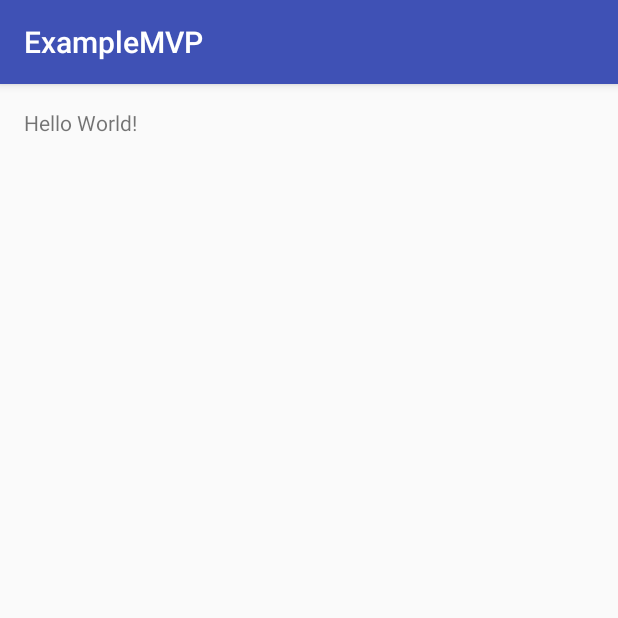
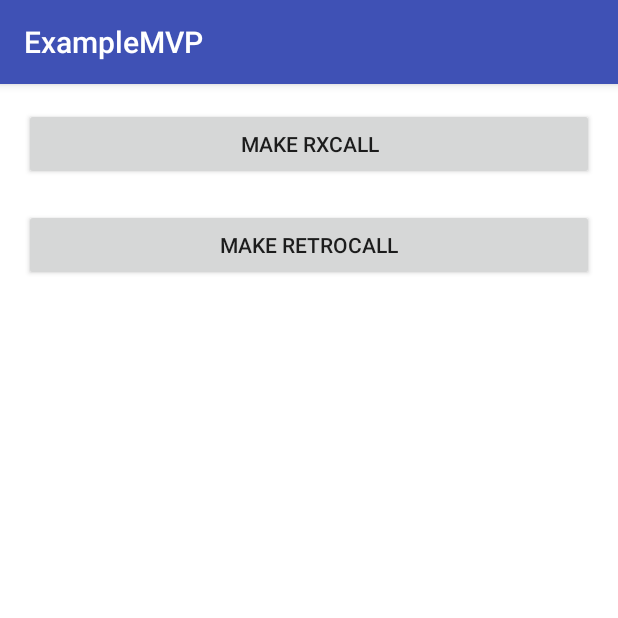
Before and after one commit to smedic/MvpExample, an Android app: the screen it shows after launch (MainActivity), on a phone screen of 412 x 824 dp, the top half of it. Run offline under Robolectric (Android 15) with nearby library versions, the phone set to English and light mode, and no system bars; libraries missing offline, so code that uses them is left out: retrofit2.adapter.rxjava, rx.android.schedulers, rx.schedulers; 3 statements that could not run were skipped.

Commit message:
Added network service for acquring example JSON Added Retrofit and RxJava

```diff
--- a/app/build.gradle
+++ b/app/build.gradle
@@ -26,4 +26,9 @@ dependencies {
     })
     compile 'com.android.support:appcompat-v7:25.1.1'
     testCompile 'junit:junit:4.12'
+
+    compile 'com.squareup.retrofit2:retrofit:2.2.0'
+    compile 'com.squareup.retrofit2:converter-gson:2.2.0'
+    compile 'com.squareup.retrofit2:adapter-rxjava:2.2.0'
+    compile 'io.reactivex:rxandroid:1.1.0'
 }
--- a/app/src/main/AndroidManifest.xml
+++ b/app/src/main/AndroidManifest.xml
@@ -2,7 +2,11 @@
 <manifest xmlns:android="http://schemas.android.com/apk/res/android"
     package="com.smedic.mvp">
 
+
+    <uses-permission android:name="android.permission.INTERNET" />
+
     <application
+        android:name=".RxApplication"
         android:allowBackup="true"
         android:icon="@mipmap/ic_launcher"
         android:label="@string/app_name"
--- a/app/src/main/java/com/smedic/mvp/ActivityView.java
+++ /dev/null
@@ -1,11 +0,0 @@
-package com.smedic.mvp;
-
-import java.util.List;
-
-/**
- * Created by Stevan Medic on 1.3.17..
- */
-
-public interface ActivityView {
-    void showResults(List<String> results);
-}
--- a/app/src/main/java/com/smedic/mvp/MainActivity.java
+++ b/app/src/main/java/com/smedic/mvp/MainActivity.java
@@ -3,13 +3,27 @@ package com.smedic.mvp;
 import android.os.Bundle;
 import android.support.v7.app.AppCompatActivity;
 import android.util.Log;
+import android.view.View;
+import android.widget.Button;
+import android.widget.ProgressBar;
+import android.widget.TextView;
 
-import java.util.List;
+import com.smedic.mvp.model.Employee;
+import com.smedic.mvp.model.EmployeesResponse;
 
-public class MainActivity extends AppCompatActivity implements ActivityView {
+import retrofit2.Response;
+
+public class MainActivity extends AppCompatActivity implements MainActivityView, View.OnClickListener {
 
     private static final String TAG = "SMEDIC MainActivity";
 
+    private static final String EXTRA_RX = "EXTRA_RX";
+
+    private Button rxCall, retroCall;
+    private TextView rxResponse, retroResponse;
+    private ProgressBar progressBar;
+    private NetworkService service;
+    private boolean rxCallInWorks = false;
     private Presenter presenter;
 
     @Override
@@ -17,12 +31,117 @@ public class MainActivity extends AppCompatActivity implements ActivityView {
         super.onCreate(savedInstanceState);
         setContentView(R.layout.activity_main);
 
-        presenter = new Presenter(this, new NetworkService());
-        presenter.loadResults();
+        rxCall = (Button) findViewById(R.id.rxCall);
+        retroCall = (Button) findViewById(R.id.retroCall);
+        rxResponse = (TextView) findViewById(R.id.rxResponse);
+        retroResponse = (TextView) findViewById(R.id.retroResponse);
+        progressBar = (ProgressBar) findViewById(R.id.progressBar);
+        rxCall.setOnClickListener(this);
+        retroCall.setOnClickListener(this);
+        service = ((RxApplication) getApplication()).getNetworkService();
+        presenter = new Presenter(this, service);
+        if (savedInstanceState != null) {
+            rxCallInWorks = savedInstanceState.getBoolean(EXTRA_RX);
+        }
+    }
+
+
+    @Override
+    protected void onResume() {
+        super.onResume();
+        if (rxCallInWorks)
+            presenter.loadRxData();
     }
 
     @Override
-    public void showResults(List<String> results) {
-        Log.d(TAG, "showResults: ");
+    protected void onPause() {
+        super.onPause();
+        presenter.rxUnSubscribe();
+
+    }
+
+    @Override
+    protected void onSaveInstanceState(Bundle outState) {
+        super.onSaveInstanceState(outState);
+        outState.putBoolean(EXTRA_RX, rxCallInWorks);
+    }
+
+    @Override
+    public void showRetroInProcess() {
+        retroResponse.setVisibility(View.INVISIBLE);
+        progressBar.setVisibility(View.VISIBLE);
+        retroCall.setEnabled(false);
+        rxCall.setEnabled(false);
+    }
+
+    @Override
+    public void showRetroFailure(Throwable throwable) {
+        Log.d(TAG, throwable.toString());
+        retroResponse.setText("ERROR");
+        retroResponse.setVisibility(View.VISIBLE);
+        retroCall.setEnabled(true);
+        rxCall.setEnabled(true);
+        progressBar.setVisibility(View.GONE);
+    }
+
+    @Override
+    public void showRetroResults(Response<EmployeesResponse> response) {
+        Log.d(TAG, "showRetroResults: ");
+        StringBuilder builder = new StringBuilder();
+        for (Employee employee : response.body().getEmployees()) {
+            builder.append(employee.toString());
+            builder.append("\n");
+        }
+        retroResponse.setText(builder.toString());
+        retroResponse.setVisibility(View.VISIBLE);
+        retroCall.setEnabled(true);
+        rxCall.setEnabled(true);
+        progressBar.setVisibility(View.GONE);
+    }
+
+    @Override
+    public void showRxInProcess() {
+        rxResponse.setVisibility(View.INVISIBLE);
+        progressBar.setVisibility(View.VISIBLE);
+        retroCall.setEnabled(false);
+        rxCall.setEnabled(false);
+    }
+
+    @Override
+    public void showRxResults(EmployeesResponse response) {
+        Log.d(TAG, "showRxResults: ");
+        StringBuilder builder = new StringBuilder();
+        for (Employee employee : response.getEmployees()) {
+            builder.append(employee.toString());
+            builder.append("\n");
+        }
+        rxResponse.setText(builder.toString());
+        rxResponse.setVisibility(View.VISIBLE);
+        rxCall.setEnabled(true);
+        retroCall.setEnabled(true);
+        progressBar.setVisibility(View.GONE);
+    }
+
+    @Override
+    public void showRxFailure(Throwable throwable) {
+        Log.d(TAG, throwable.toString());
+        rxResponse.setText("ERROR");
+        rxResponse.setVisibility(View.VISIBLE);
+        rxCall.setEnabled(true);
+        retroCall.setEnabled(true);
+        progressBar.setVisibility(View.GONE);
+    }
+
+    @Override
+    public void onClick(View view) {
+        switch (view.getId()) {
+            case R.id.retroCall:
+                presenter.loadRetroData();
+                break;
+            case R.id.rxCall:
+                rxCallInWorks = true;
+                presenter.loadRxData();
+                break;
+        }
     }
 }
--- /dev/null
+++ b/app/src/main/java/com/smedic/mvp/MainActivityView.java
@@ -0,0 +1,24 @@
+package com.smedic.mvp;
+
+import com.smedic.mvp.model.EmployeesResponse;
+
+import retrofit2.Response;
+
+/**
+ * Created by Stevan Medic on 1.3.17..
+ */
+
+public interface MainActivityView {
+
+    void showRetroInProcess();
+
+    void showRetroFailure(Throwable throwable);
+
+    void showRetroResults(Response<EmployeesResponse> response);
+
+    void showRxInProcess();
+
+    void showRxResults(EmployeesResponse response);
+
+    void showRxFailure(Throwable throwable);
+}
--- a/app/src/main/java/com/smedic/mvp/NetworkService.java
+++ b/app/src/main/java/com/smedic/mvp/NetworkService.java
@@ -1,9 +1,23 @@
 package com.smedic.mvp;
 
-import android.util.Log;
+import android.util.LruCache;
 
-import java.util.Arrays;
-import java.util.List;
+import com.smedic.mvp.model.EmployeesResponse;
+
+import java.io.IOException;
+
+import okhttp3.Interceptor;
+import okhttp3.OkHttpClient;
+import okhttp3.Request;
+import okhttp3.Response;
+import retrofit2.Call;
+import retrofit2.Retrofit;
+import retrofit2.adapter.rxjava.RxJavaCallAdapterFactory;
+import retrofit2.converter.gson.GsonConverterFactory;
+import retrofit2.http.GET;
+import rx.Observable;
+import rx.android.schedulers.AndroidSchedulers;
+import rx.schedulers.Schedulers;
 
 /**
  * Created by Stevan Medic on 1.3.17..
@@ -13,10 +27,115 @@ public class NetworkService implements NetworkServiceRepository {
 
     private static final String TAG = "SMEDIC";
 
+    private static String baseUrl = "https://api.myjson.com";
+    private NetworkAPI networkAPI;
+    private OkHttpClient okHttpClient;
+    private LruCache<Class<?>, Observable<?>> apiObservables;
+
+    public NetworkService() {
+        this(baseUrl);
+    }
+
+    public NetworkService(String baseUrl) {
+        okHttpClient = buildClient();
+        apiObservables = new LruCache<>(10);
+        Retrofit retrofit = new Retrofit.Builder()
+                .baseUrl(baseUrl)
+                .addConverterFactory(GsonConverterFactory.create())
+                .addCallAdapterFactory(RxJavaCallAdapterFactory.create())
+                .client(okHttpClient)
+                .build();
+
+        networkAPI = retrofit.create(NetworkAPI.class);
+    }
+
+    /**
+     * Method to build and return an OkHttpClient so we can set/get
+     * headers quickly and efficiently.
+     *
+     * @return
+     */
+    public OkHttpClient buildClient() {
+
+        OkHttpClient.Builder builder = new OkHttpClient.Builder();
+
+        builder.addInterceptor(new Interceptor() {
+            @Override
+            public Response intercept(Chain chain) throws IOException {
+                Response response = chain.proceed(chain.request());
+                // Do anything with response here
+                //if we ant to grab a specific cookie or something..
+                return response;
+            }
+        });
+
+        builder.addInterceptor(new Interceptor() {
+            @Override
+            public Response intercept(Chain chain) throws IOException {
+                //this is where we will add whatever we want to our request headers.
+                Request request = chain.request().newBuilder().addHeader("Accept", "application/json").build();
+                return chain.proceed(request);
+            }
+        });
+
+        return builder.build();
+    }
+
+    /**
+     * Method to either return a cached observable or prepare a new one.
+     *
+     * @param unPreparedObservable
+     * @param clazz
+     * @param cacheObservable
+     * @param useCache
+     * @return Observable ready to be subscribed to
+     */
     @Override
-    public List<String> loadData() {
-        Log.d(TAG, "loadData: ");
-        return Arrays.asList("One", "Two", "Three");
+    public Observable<?> getPreparedObservable(Observable<?> unPreparedObservable, Class<?> clazz, boolean cacheObservable, boolean useCache) {
 
+        Observable<?> preparedObservable = null;
+
+        if (useCache)//this way we don't reset anything in the cache if this is the only instance of us not wanting to use it.
+            preparedObservable = apiObservables.get(clazz);
+
+        if (preparedObservable != null)
+            return preparedObservable;
+
+
+        //we are here because we have never created this observable before or we didn't want to use the cache...
+        preparedObservable = unPreparedObservable.subscribeOn(Schedulers.newThread())
+                .observeOn(AndroidSchedulers.mainThread());
+
+        if (cacheObservable) {
+            preparedObservable = preparedObservable.cache();
+            apiObservables.put(clazz, preparedObservable);
+        }
+
+
+        return preparedObservable;
+    }
+
+    /**
+     * Method to clear the entire cache of observables
+     */
+    public void clearCache() {
+        apiObservables.evictAll();
+    }
+
+    @Override
+    public NetworkAPI getAPI() {
+        return networkAPI;
+    }
+
+    /**
+     * call the Services to use for the retrofit requests.
+     */
+    public interface NetworkAPI {
+
+        @GET("/bins/urald")
+        Call<EmployeesResponse> getPersons();
+
+        @GET("/bins/urald")
+        Observable<EmployeesResponse> getPersonsObservable();
     }
 }
--- a/app/src/main/java/com/smedic/mvp/NetworkServiceRepository.java
+++ b/app/src/main/java/com/smedic/mvp/NetworkServiceRepository.java
@@ -1,11 +1,14 @@
 package com.smedic.mvp;
 
-import java.util.List;
+import rx.Observable;
 
 /**
  * Created by Stevan Medic on 1.3.17..
  */
 
 public interface NetworkServiceRepository {
-    List<String> loadData();
+
+    NetworkService.NetworkAPI getAPI();
+
+    Observable<?> getPreparedObservable(Observable<?> unPreparedObservable, Class<?> clazz, boolean cacheObservable, boolean useCache);
 }
--- a/app/src/main/java/com/smedic/mvp/Presenter.java
+++ b/app/src/main/java/com/smedic/mvp/Presenter.java
@@ -1,6 +1,13 @@
 package com.smedic.mvp;
 
-import java.util.List;
+import com.smedic.mvp.model.EmployeesResponse;
+
+import retrofit2.Call;
+import retrofit2.Callback;
+import retrofit2.Response;
+import rx.Observable;
+import rx.Observer;
+import rx.Subscription;
 
 /**
  * Created by Stevan Medic on 1.3.17..
@@ -9,16 +16,57 @@ import java.util.List;
 public class Presenter {
 
     private static final String TAG = "SMEDIC Presenter";
-    private ActivityView view;
-    private NetworkServiceRepository model;
+    private MainActivityView view;
+    private NetworkServiceRepository service; //model
+    private Subscription subscription;
 
-    public Presenter(ActivityView view, NetworkServiceRepository model) {
+    public Presenter(MainActivityView view, NetworkServiceRepository service) {
         this.view = view;
-        this.model = model;
+        this.service = service;
     }
 
-    public void loadResults() {
-        List<String> data = model.loadData();
-        view.showResults(data);
+
+    public void loadRxData() {
+        view.showRxInProcess();
+        @SuppressWarnings("unchecked")
+        Observable<EmployeesResponse> friendResponseObservable = (Observable<EmployeesResponse>)
+                service.getPreparedObservable(service.getAPI().getPersonsObservable(), EmployeesResponse.class, true, true);
+        subscription = friendResponseObservable.subscribe(new Observer<EmployeesResponse>() {
+            @Override
+            public void onCompleted() {
+
+            }
+
+            @Override
+            public void onError(Throwable e) {
+                view.showRxFailure(e);
+            }
+
+            @Override
+            public void onNext(EmployeesResponse response) {
+                view.showRxResults(response);
+            }
+        });
+    }
+
+    public void loadRetroData() {
+        view.showRetroInProcess();
+        Call<EmployeesResponse> call = service.getAPI().getPersons();
+        call.enqueue(new Callback<EmployeesResponse>() {
+            @Override
+            public void onResponse(Call<EmployeesResponse> call, Response<EmployeesResponse> response) {
+                view.showRetroResults(response);
+            }
+
+            @Override
+            public void onFailure(Call<EmployeesResponse> call, Throwable t) {
+                view.showRetroFailure(t);
+            }
+        });
+    }
+
+    public void rxUnSubscribe() {
+        if (subscription != null && !subscription.isUnsubscribed())
+            subscription.unsubscribe();
     }
 }
--- /dev/null
+++ b/app/src/main/java/com/smedic/mvp/RxApplication.java
@@ -0,0 +1,22 @@
+package com.smedic.mvp;
+
+import android.app.Application;
+
+/**
+ * Created by Stevan Medic on 1.3.17..
+ */
+
+public class RxApplication extends Application {
+
+    private NetworkService networkService;
+
+    @Override
+    public void onCreate() {
+        super.onCreate();
+        networkService = new NetworkService();
+    }
+
+    public NetworkService getNetworkService() {
+        return networkService;
+    }
+}
--- a/app/src/main/res/layout/activity_main.xml
+++ b/app/src/main/res/layout/activity_main.xml
@@ -1,17 +1,57 @@
 <?xml version="1.0" encoding="utf-8"?>
 <RelativeLayout xmlns:android="http://schemas.android.com/apk/res/android"
     xmlns:tools="http://schemas.android.com/tools"
-    android:id="@+id/activity_main"
     android:layout_width="match_parent"
     android:layout_height="match_parent"
+    android:background="#ffffff"
     android:paddingBottom="@dimen/activity_vertical_margin"
     android:paddingLeft="@dimen/activity_horizontal_margin"
     android:paddingRight="@dimen/activity_horizontal_margin"
     android:paddingTop="@dimen/activity_vertical_margin"
-    tools:context="com.smedic.mvp.MainActivity">
+    tools:context=".MainActivity">
+
+    <Button
+        android:id="@+id/rxCall"
+        android:layout_width="match_parent"
+        android:layout_height="wrap_content"
+        android:layout_centerHorizontal="true"
+        android:gravity="center"
+        android:padding="10dp"
+        android:text="Make RxCall"
+        android:textAlignment="center" />
 
     <TextView
+        android:id="@+id/rxResponse"
         android:layout_width="wrap_content"
         android:layout_height="wrap_content"
-        android:text="Hello World!" />
+        android:layout_below="@+id/rxCall"
+        android:layout_centerHorizontal="true"
+        android:visibility="invisible" />
+
+    <Button
+        android:id="@+id/retroCall"
+        android:layout_width="match_parent"
+        android:layout_height="wrap_content"
+        android:layout_below="@+id/rxResponse"
+        android:layout_centerHorizontal="true"
+        android:gravity="center"
+        android:padding="10dp"
+        android:text="Make retroCall"
+        android:textAlignment="center" />
+
+    <TextView
+        android:id="@+id/retroResponse"
+        android:layout_width="wrap_content"
+        android:layout_height="wrap_content"
+        android:layout_below="@+id/retroCall"
+        android:layout_centerHorizontal="true"
+        android:visibility="invisible" />
+
+    <ProgressBar
+        android:id="@+id/progressBar"
+        android:layout_width="50dp"
+        android:layout_height="50dp"
+        android:layout_centerInParent="true"
+        android:visibility="gone" />
+
 </RelativeLayout>
```
Also changed, not shown: app/src/main/java/com/smedic/mvp/model/Employee.java (added, +66 -0 lines), app/src/main/java/com/smedic/mvp/model/EmployeesResponse.java (added, +39 -0 lines), 1 other file.
